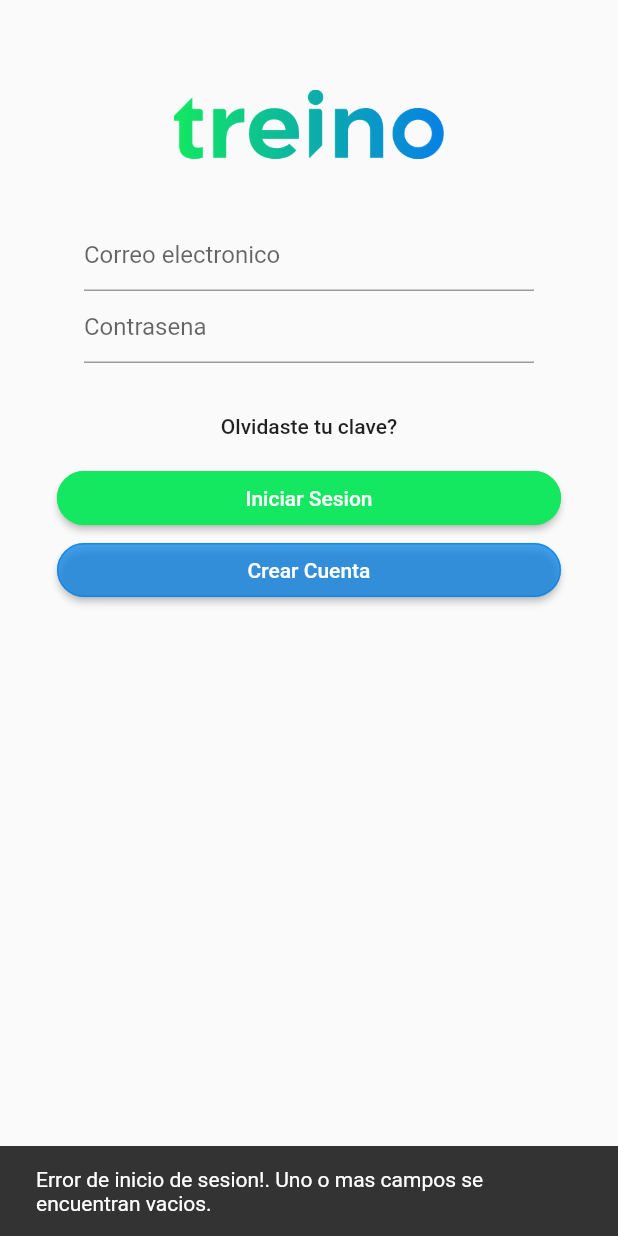
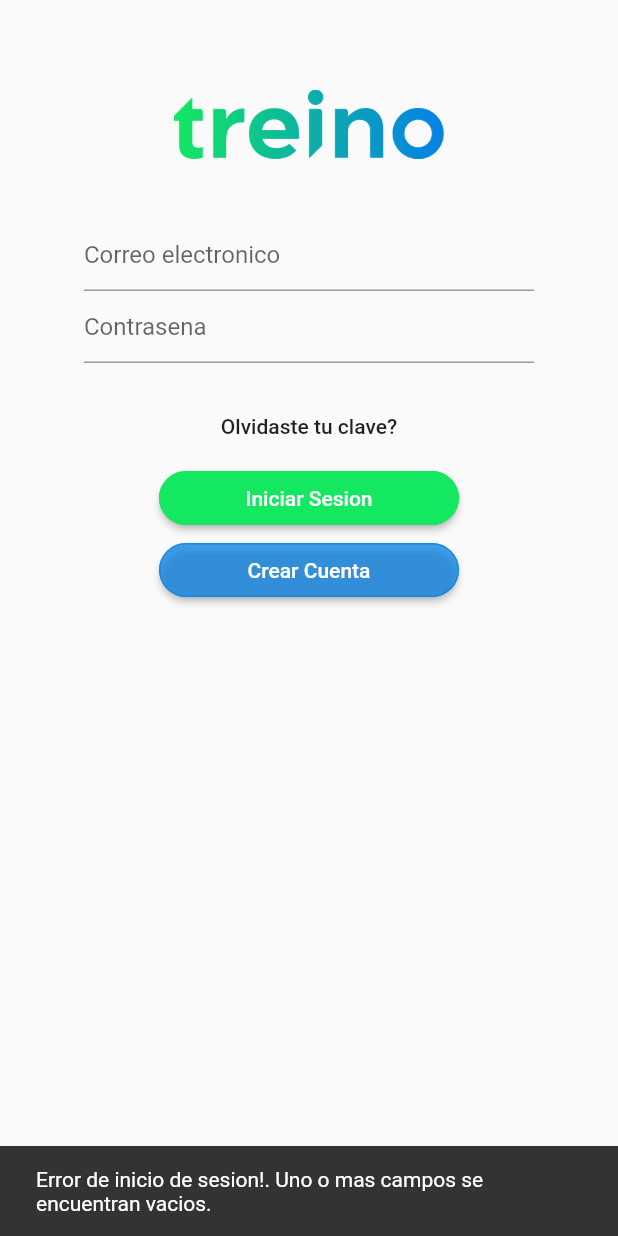
Before and after one commit to incafox/treinoApp, a Flutter app: the Login screen opened directly, after a tap on "Iniciar Sesion", on a phone screen of 412 x 824 dp. Run offline on Flutter 3.47's test engine with Material 2 defaults, Android fonts, the phone set to English and light mode, and no system bars; our stand-ins replace dio, flutter_bloc, flutter_map, google_maps_flutter, latlong; missing offline and left inert: rabbit_converter, unorm_dart.

Commit message:
Login fix

```diff
--- a/lib/login/login.dart
+++ b/lib/login/login.dart
@@ -10,7 +10,8 @@ import 'package:treino/states/agregarSolicitudClase.dart';
 import 'package:treino/states/buyMembresias.dart';
 import 'package:treino/states/getSolicitudes.dart';
 import 'package:treino/states/getSolicitudesPasadas.dart';
-import 'package:treino/states/login.dart';
+import 'package:treino/states/login/login.dart';
+import 'package:treino/states/login/loginstates.dart';
 
 class Login extends StatefulWidget {
   Login({Key key}) : super(key: key);
@@ -36,7 +37,7 @@ class _LoginState extends State<Login> {
           Padding(
           padding: const EdgeInsets.all(38.0),
           child: Container(
-            child: ListView(
+            child: Column(
               children: <Widget>[
                 Center(
                   child: Opacity(
@@ -82,7 +83,9 @@ class _LoginState extends State<Login> {
                       ])),
                 ),
                 Center(
-                  child: MaterialButton(
+                  child:
+
+                  MaterialButton(
                     child: Text("Olvidaste tu clave?"),
                     onPressed: () {
                       print("entrando");
@@ -93,9 +96,45 @@ class _LoginState extends State<Login> {
                     },
                   ),
                 ),
-                // Container(
-                //   height: 100,
-                // ),
+                Container(
+                  child: BlocConsumer<LoginCubit, LoginCubitState>(
+                    listener: (context, state) {
+                      if(state is LoginCubitApiError){
+                        _notification(context, 'Error de inicio de sesion!. ' + state.error);
+                        return;
+                      }
+
+                      if(state is LoginCubitRequestError){
+                         _notification(context, 'Error de inicio de conexion!. Intentole mas tarde');
+                        return;
+                      }
+
+                      if(state is LoginCubitSuccess){
+                        this._success(context);
+                        return;
+                      }
+
+                    },
+                    builder: (context, state) {
+                      if(state is LoginCubitLoading || state is LoginCubitSuccess) {
+                           return Container(
+                            child: Column(
+                              children: <Widget>[
+                                Container(
+                                  height: 60.0,
+                                  padding: EdgeInsets.fromLTRB(0.0, 12.0, 0.0, 12.0),
+                                  child: CircularProgressIndicator(
+                                    backgroundColor: Colors.blueAccent,
+                                    valueColor: AlwaysStoppedAnimation<Color>(Colors.white),
+                                  ),
+                                ),
+                              ],
+                            ),
+                          );
+                      }
+
+                      return Column(
+                        children: [
                             Container(
                               width: 200,
                               child: RaisedButton(
@@ -115,15 +154,58 @@ class _LoginState extends State<Login> {
                                     }
 
 
-                        Map<String,dynamic> response = await context.bloc<LoginCubit>().loginInto(
+                                    await context.bloc<LoginCubit>().loginInto(
                                         correo: this.correoController.text,
                                         password: this.passwordController.text);
 
-                        if(response['error'] == '1'){
-                          _notification(context,'Error de inicio de sesion!. ' + response['descripcion']);
-                          return;
+                                  }),
+                            ),
+                          Container(
+                            width: 200,
+                            child: RaisedButton(
+                                child: Text(
+                                  "Crear Cuenta",
+                                  style: TextStyle(color: Colors.white),
+                                ),
+                                shape: RoundedRectangleBorder(
+                                    borderRadius: new BorderRadius.circular(28.0),
+                                    side: BorderSide(color: Color(0xbf0781e5))),
+                                color: Color(0xbf0781e5),
+                                onPressed: () {
+                                  Navigator.push(
+                                    context,
+                                    MaterialPageRoute(builder: (context) => Register()),
+                                  );
+                                  print("probando");
+                                }),
+                          ),
+                        ],
+                      );
                     }
 
+                    ,
+                  ),
+                ),
+                // Container(
+                //   height: 10,
+                //   child: BlocBuilder<CounterCubit, int>(
+                //     builder: (context, count) => Center(child: Text('$count')),
+                //   ),
+                // ),
+
+                // MaterialButton(
+                //     child: Text("data"),
+                //     onPressed: () => context.bloc<LoginCubit>().loginInto(
+                //         this.correoController.text, this.passwordController.text))
+              ],
+            ),
+          ),
+        ),
+      )
+    );
+  }
+
+    void _success(BuildContext context) async{
       bool rpta = false;
       print(context.bloc<LoginCubit>().res);
      //obtiene los clases/solicitudes presentes
@@ -155,44 +237,6 @@ class _LoginState extends State<Login> {
                 // MaterialPageRoute(builder: (context) => Membresias()),
               );
             }
-                      }),
-                ),
-                Container(
-                  width: 200,
-                  child: RaisedButton(
-                      child: Text(
-                        "Crear Cuenta",
-                        style: TextStyle(color: Colors.white),
-                      ),
-                      shape: RoundedRectangleBorder(
-                          borderRadius: new BorderRadius.circular(28.0),
-                          side: BorderSide(color: Color(0xbf0781e5))),
-                      color: Color(0xbf0781e5),
-                      onPressed: () {
-                        Navigator.push(
-                          context,
-                          MaterialPageRoute(builder: (context) => Register()),
-                        );
-                        print("probando");
-                      }),
-                ),
-                // Container(
-                //   height: 10,
-                //   child: BlocBuilder<CounterCubit, int>(
-                //     builder: (context, count) => Center(child: Text('$count')),
-                //   ),
-                // ),
-
-                // MaterialButton(
-                //     child: Text("data"),
-                //     onPressed: () => context.bloc<LoginCubit>().loginInto(
-                //         this.correoController.text, this.passwordController.text))
-              ],
-            ),
-          ),
-        ),
-      )
-    );
     }
 
     void _notification(BuildContext context, String message) {
--- a/lib/main.dart
+++ b/lib/main.dart
@@ -11,7 +11,7 @@ import 'package:treino/states/getSolicitudes.dart';
 import 'package:treino/states/getSolicitudesPasadas.dart';
 import 'package:treino/states/gymsPerCategory.dart';
 import 'package:treino/states/solicitarfactura.dart';
-import 'package:treino/states/login.dart';
+import 'package:treino/states/login/login.dart';
 import 'package:treino/states/membresias.dart';
 import 'package:treino/states/recoverpass.dart';
 import 'package:treino/states/register.dart';
--- a/lib/states/login.dart
+++ b/lib/states/login/login.dart
@@ -6,21 +6,31 @@ import 'package:flutter_bloc/flutter_bloc.dart';
 import 'package:http/http.dart' as http;
 import 'package:dio/dio.dart';
 
-class LoginCubit extends Cubit<int> {
-  LoginCubit() : super(0);
+import 'loginstates.dart';
+
+class LoginCubit extends Cubit<LoginCubitState> {
+  LoginCubit() : super(InitialState());
   UserInfo info = new UserInfo();
   dynamic res;
 
-  Future<Map<String,dynamic>> loginInto({String correo, String password}) async {
+  Future<void> loginInto({String correo, String password}) async {
+    emit(LoginCubitLoading());
     try{
        final response = await http.post(
         'https://treino.club/demo/api/AppMovil/login',
         headers: {'Content-Type': 'application/json'},
         body: jsonEncode({"correo": correo, "password": password}));
-        this.res = jsonDecode(response.body);
-        return res;
+
+        Map<String,dynamic> responseData = jsonDecode(response.body);
+
+         if(responseData['error'] == '1'){
+            emit(LoginCubitApiError(responseData['descripcion']));
+            return;
+          }
+
+        emit(LoginCubitSuccess());
     } on Exception {
-      print('error');
+      emit(LoginCubitRequestError());
     }
     return Map<String,dynamic>();
   }
--- /dev/null
+++ b/lib/states/login/loginstates.dart
@@ -0,0 +1,19 @@
+abstract class LoginCubitState {}
+
+class InitialState extends LoginCubitState {}
+
+class LoginCubitLoading extends LoginCubitState {}
+
+class LoginCubitApiError extends LoginCubitState {
+  final String _error;
+
+  LoginCubitApiError(this._error);
+
+  String get error  {
+    return this._error;
+  }
+}
+
+class LoginCubitSuccess extends LoginCubitState{}
+
+class LoginCubitRequestError extends LoginCubitState {}
--- a/lib/states/solicitarfactura.dart
+++ b/lib/states/solicitarfactura.dart
@@ -2,7 +2,7 @@ import 'package:flutter_bloc/flutter_bloc.dart';
 import 'package:http/http.dart' as http;
 import 'dart:convert';
 
-class SolicitarFacturaCubit extends Cubit<List<dynamic>>{
+class SolicitarFacturaCubit extends Cubit<String>{
   SolicitarFacturaCubit() : super(null);
 
   Future<String> facturaRequest(
@@ -11,9 +11,12 @@ class SolicitarFacturaCubit extends Cubit<List<dynamic>>{
     String colonia, String direccion,
     String cp
   ) async {
+    emit("Loading");
     try{
       final response = await http
-            .post('https://treino.club/demo/api/AppMovil/registrar', body: jsonEncode({
+            .post('https://treino.club/demo/api/AppMovil/registrar',
+          headers: {'Content-Type': 'application/json'},
+          body: jsonEncode({
           'email': email,
           'razonSocial': razonSocial,
           'rfc': rfc,
```
Also changed, not shown: lib/solicita_factura/solicita_factura.dart (+8 -2 lines). Lines whose indentation alone changed are shown as unchanged.
